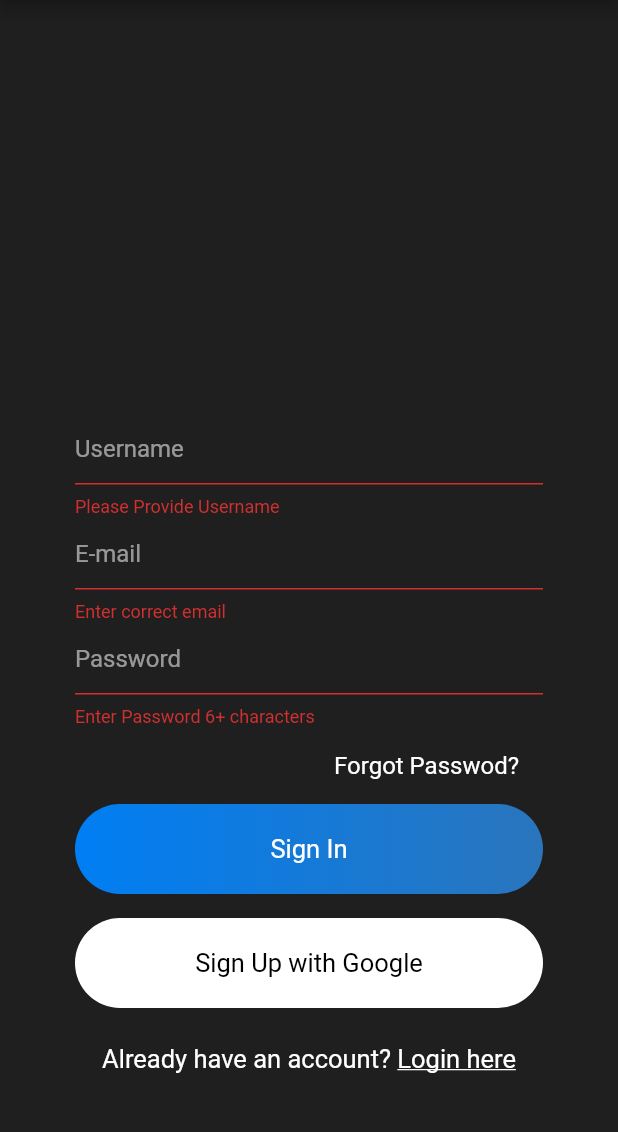
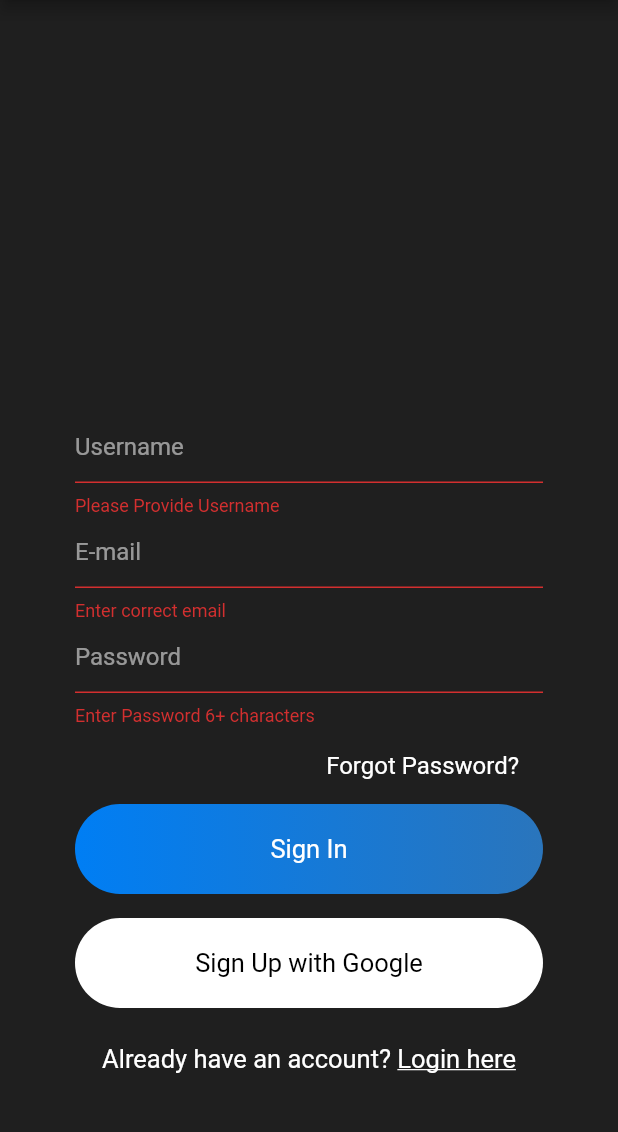
Before and after one commit to rexsolis7458/messaging_app, a Flutter app: the screen it shows after launch, after a tap on "Register now", after a tap on "Sign In", on a phone screen of 412 x 824 dp, the part 84-1216 px from its top. Run offline on Flutter 3.47's test engine with Material 2 defaults, Android fonts, the phone set to English and light mode, and no system bars; our stand-ins replace firebase_auth; accounts and stored records are empty.

Commit message:
Modified Chat Room and Search .dart

```diff
--- a/lib/views/signUp.dart
+++ b/lib/views/signUp.dart
@@ -96,15 +96,15 @@ class _SignUpState extends State<SignUp> {
                         ),
                       ),
                       SizedBox(
-                        height: 8.0,
+                        height: 9.0,
                       ),
                       Container(
                         alignment: Alignment.centerRight,
                         child: Container(
                           padding: EdgeInsets.symmetric(
                               horizontal: 16.0, vertical: 8.0),
-                          child:
-                              Text("Forgot Passwod?", style: simpleTextStyle()),
+                          child: Text("Forgot Password?",
+                              style: simpleTextStyle()),
                         ),
                       ),
                       SizedBox(height: 8.0),
--- a/lib/views/signin.dart
+++ b/lib/views/signin.dart
@@ -32,14 +32,14 @@ class _SignInState extends State<SignIn> {
                   decoration: textFieldInputDecoration("Password"),
                 ),
                 SizedBox(
-                  height: 8.0,
+                  height: 9.0,
                 ),
                 Container(
                   alignment: Alignment.centerRight,
                   child: Container(
                     padding:
                         EdgeInsets.symmetric(horizontal: 16.0, vertical: 8.0),
-                    child: Text("Forgot Passwod?", style: simpleTextStyle()),
+                    child: Text("Forgot Password?", style: simpleTextStyle()),
                   ),
                 ),
                 SizedBox(height: 8.0),
@@ -54,7 +54,7 @@ class _SignInState extends State<SignIn> {
                         const Color(0xff2A75BC),
                       ],
                     ),
-                    borderRadius: BorderRadius.circular(30.0),
+                    borderRadius: BorderRadius.circular(32.0),
                   ),
                   child: Text(
                     "Sign In",
```
Also changed, not shown: lib/views/chatrooms.dart (+10 -1 lines), lib/views/search.dart (added, +50 -0 lines), 2 other files.
